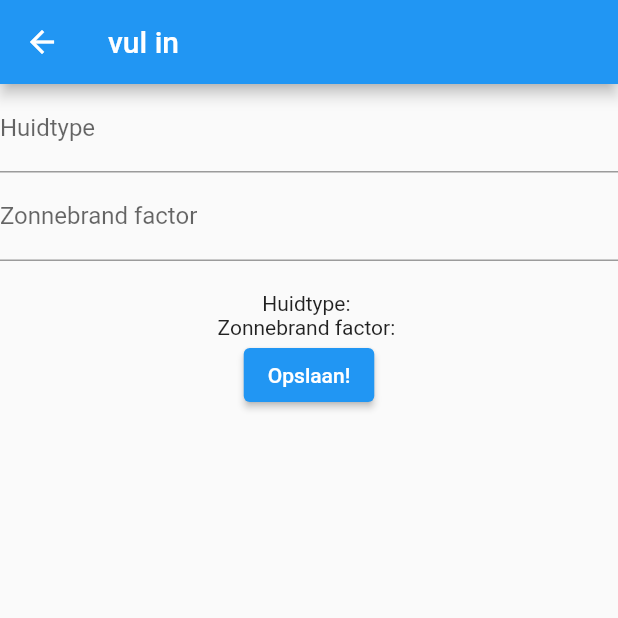
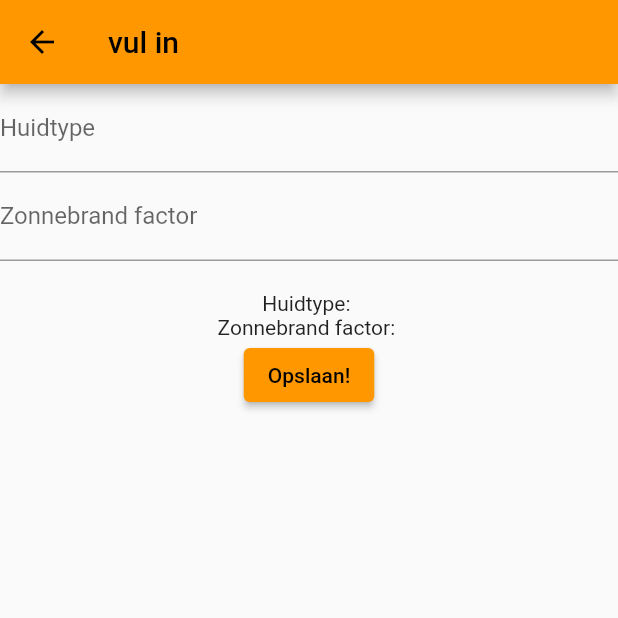
Before and after one commit to TimS96/IIATIMD_S1097097_S1102544, a Flutter app: the screen it shows after launch, after a tap on "Vul in!", on a phone screen of 412 x 824 dp, the top half of it. Run offline on Flutter 3.47's test engine with Material 2 defaults, Android fonts, the phone set to English and light mode, and no system bars; our stand-ins replace shared_preferences; missing offline and left inert: light.

Commit message:
Zonsterkte meting nu goed, theme iets aangepast

```diff
--- a/lib/main.dart
+++ b/lib/main.dart
@@ -10,6 +10,10 @@ class MyApp extends StatelessWidget {
   @override
   Widget build(BuildContext context) {
     return MaterialApp(
+      theme: ThemeData(
+        primarySwatch: Colors.orange,
+        // Other theme properties you may want to customize
+      ),
       home: MainScreen(),
     );
   }
--- a/lib/main_screen.dart
+++ b/lib/main_screen.dart
@@ -17,7 +17,8 @@ class _MainScreenState extends State<MainScreen> {
   setAdvice() {
     if (skinType.length < 5 &&
         sunScreenFactor.length < 5 &&
-        sunStrenght.length < 10) {
+        sunStrenght.length < 10 &&
+        sunScreenFactor != "0") {
       int skinTypeNumber = int.parse(skinType);
       int sunScreenFactorNumber = int.parse(sunScreenFactor);
       int sunStrenghtNumber = int.parse(sunStrenght);
@@ -70,7 +71,7 @@ class _MainScreenState extends State<MainScreen> {
     setState(() {
       skinType = prefs?.getString("Huidtype") ?? "";
       sunScreenFactor = prefs?.getString("ZonnebrandFactor") ?? "";
-      sunStrenght = prefs?.getString("SavedLuxString") ?? "";
+      sunStrenght = prefs?.getString("SavedSunStrenghtString") ?? "";
       advice = prefs?.getString("Advice") ?? "";
       advice = setAdvice();
     });
@@ -91,7 +92,7 @@ class _MainScreenState extends State<MainScreen> {
     final result = await Navigator.push(
       context,
       MaterialPageRoute(
-        builder: (context) => CalculateLux(),
+        builder: (context) => const CalculateLux(),
       ),
     );
     loadData();
@@ -130,8 +131,10 @@ class _MainScreenState extends State<MainScreen> {
                 });
               },
             ),
-            Text('Advies: $advice\n minuten in de zon!',
-                style: TextStyle(fontSize: 24)),
+            (advice.length < 10
+                ? Text('Advies: maximaal $advice\n minuten in de zon!',
+                    style: TextStyle(fontSize: 24))
+                : Text(advice, style: TextStyle(fontSize: 24))),
           ],
         ),
       ),
```
Also changed, not shown: lib/lux.dart (+26 -6 lines).
